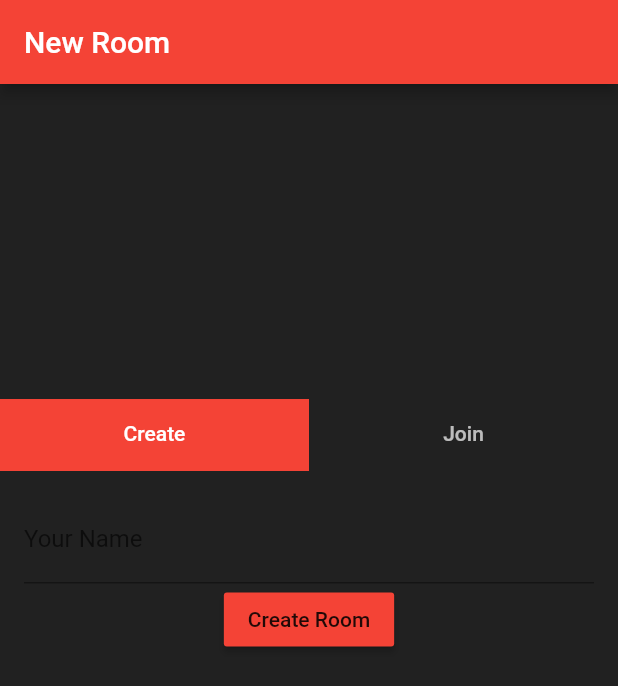
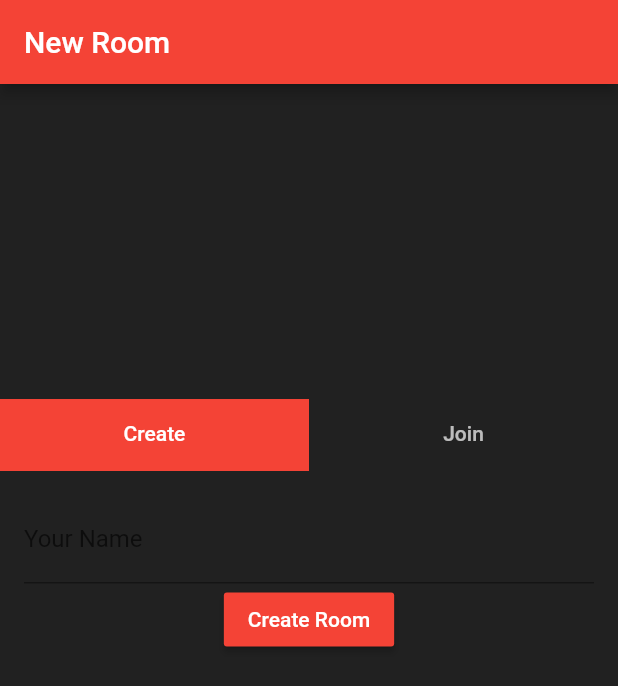
Before and after one commit to tusharsadhwani/guessing-game, a Flutter app: the screen it shows after launch, after a tap on "Start", on a phone screen of 412 x 824 dp. Shown: the top 686 px of the screen. Run offline on Flutter 3.47's test engine with Material 2 defaults, Android fonts, the phone set to English and light mode, and no system bars; our stand-ins replace google_fonts.

Commit message:
fixed button theme

```diff
--- a/lib/main.dart
+++ b/lib/main.dart
@@ -12,10 +12,11 @@ class MyApp extends StatelessWidget {
     return MaterialApp(
       title: 'Flutter Demo',
       theme: ThemeData(
+        accentColor: Colors.white,
         backgroundColor: Colors.grey.shade900,
         primarySwatch: Colors.red,
         buttonTheme: ButtonThemeData(
-          buttonColor: Colors.red,
+          textTheme: ButtonTextTheme.accent,
         ),
         textTheme: TextTheme(
           display1: GoogleFonts.montserrat(),
--- a/lib/pages/home_page/home_page.dart
+++ b/lib/pages/home_page/home_page.dart
@@ -33,10 +33,7 @@ class HomePage extends StatelessWidget {
               RaisedButton(
                 onPressed: () => Navigator.of(context)
                     .pushReplacementNamed(NewRoomPage.routeName),
-                child: Text(
-                  'Start',
-                  style: Theme.of(context).textTheme.button,
-                ),
+                child: Text('Start'),
               ),
             ],
           ),
```
